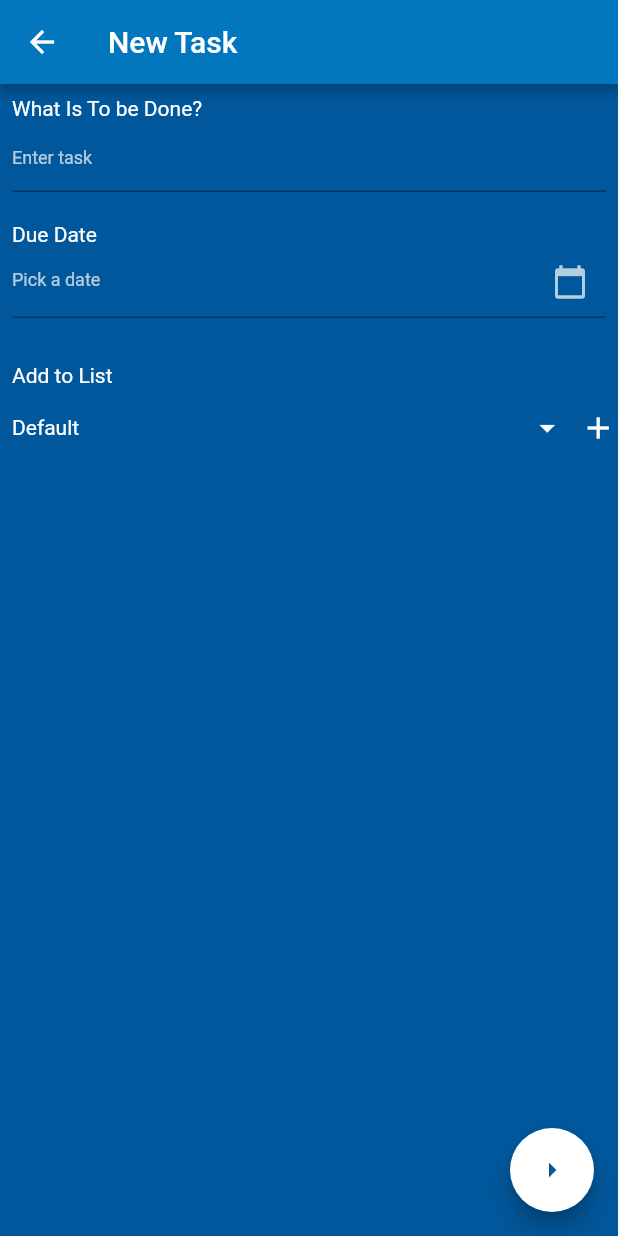
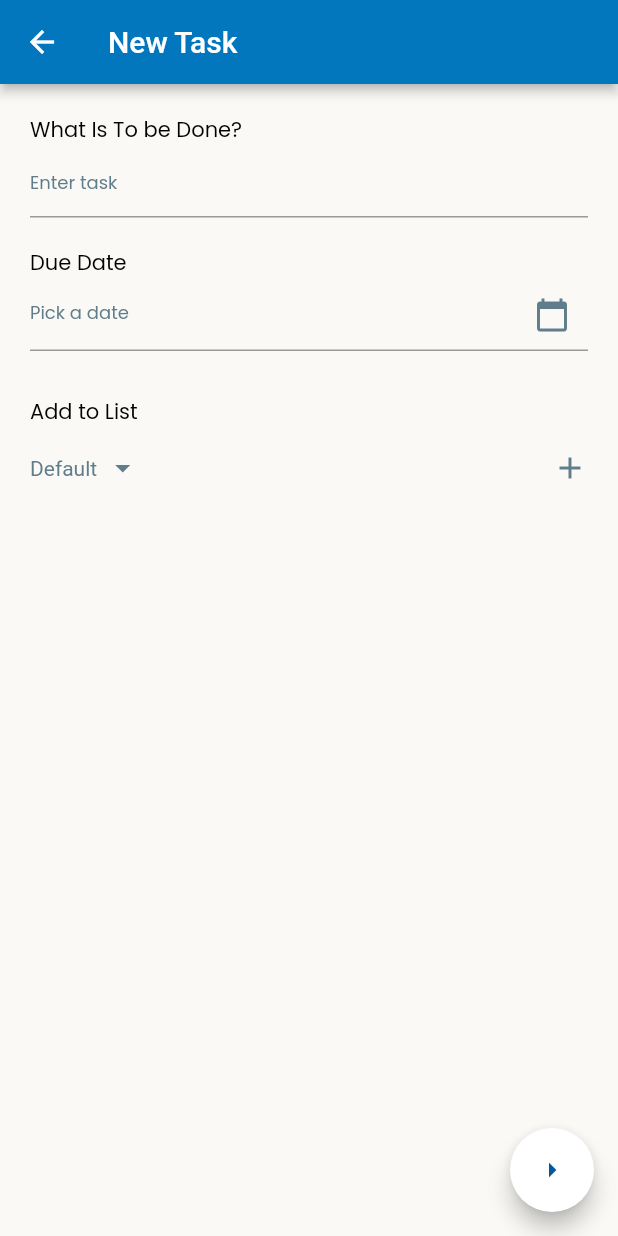
Before and after one commit to Dhruvin1699/Todo, a Flutter app: the screen it shows after launch, after a tap on the "add" icon, on a phone screen of 412 x 824 dp. Run offline on Flutter 3.47's test engine with Material 2 defaults, Android fonts, the light colour scheme and no system bars; our stand-ins replace sqflite; accounts and stored records are empty.

```diff
--- a/lib/Presentation/Screens/homescreen.dart
+++ b/lib/Presentation/Screens/homescreen.dart
@@ -125,6 +125,7 @@ class _TodoAppHomeScreenState extends State<TodoAppHomeScreen> {
 
       ),
      appBar: AppBar(
+       elevation: 0,
          backgroundColor: Color(0xFF0277BD),
         titleSpacing: 0,
         leading: Padding(
@@ -226,7 +227,7 @@ class _TodoAppHomeScreenState extends State<TodoAppHomeScreen> {
         ],
       ),
       bottomNavigationBar: BottomAppBar(
-        color: Color(0xFF0277BD),
+         color: Color(0xFF0277BD),
         child: Container(
           height: 60,
           margin: EdgeInsets.symmetric(horizontal: 0),
@@ -261,7 +262,7 @@ class _TodoAppHomeScreenState extends State<TodoAppHomeScreen> {
         ),
       ),
       body: Container(
-         color:Color(0xFF01579B),
+         color:Color(	0xFFFAF9F6),
         child: Column(
 
           children: <Widget>[
@@ -368,7 +369,7 @@ class _TodoAppHomeScreenState extends State<TodoAppHomeScreen> {
                       decoration: BoxDecoration(
                         border: Border.all(color: Colors.transparent),
                         borderRadius: BorderRadius.circular(8.0),
-                        color: Color(0xFF288D1)
+                        color: Colors.white
 
                       ),
                       child: Column(
@@ -379,18 +380,18 @@ class _TodoAppHomeScreenState extends State<TodoAppHomeScreen> {
                             children: [
                               Text(
                                 task.task,
-                                style: TextStyle(fontSize: 18, fontWeight: FontWeight.bold, color: Colors.white),
+                                style: TextStyle(fontSize: 18, fontWeight: FontWeight.bold, color: Colors.black,fontFamily: 'Poppins'),
                               ),
                               Text(
                                 task.date,
-                                style: TextStyle(fontSize: 14, color: Colors.white),
+                                style: TextStyle(fontSize: 14, color: Colors.blueGrey,fontFamily: 'Poppins'),
                               ),
                             ],
                           ),
                           SizedBox(height: 10),
                           Text(
                             task.selectedItem,
-                            style: TextStyle(fontSize: 16, color: Colors.white70),
+                            style: TextStyle(fontSize: 16, color: Colors.green,),
                           ),
                         ],
                       ),
@@ -406,31 +407,7 @@ class _TodoAppHomeScreenState extends State<TodoAppHomeScreen> {
     ),
 
 
-            // Container(
-            //   height: 60,
-            //   decoration: BoxDecoration(
-            //     border: Border.all(color: Colors.grey), // Border line color
-            //     borderRadius: BorderRadius.circular(8),
-            //   ),
-            //   margin: EdgeInsets.all(16),
-            //   child: Padding(
-            //     padding: const EdgeInsets.all(8.0),
-            //     child: TextField(
-            //       controller: _textFieldController,
-            //
-            //       decoration: InputDecoration(
-            //         hintText: 'Enter your text',hintStyle: TextStyle(fontSize: 10,color: Colors.white), // Hint text
-            //         enabledBorder: UnderlineInputBorder(
-            //           borderSide: BorderSide(color: Colors.white), // Manually set the underline color to white
-            //         ),
-            //         focusedBorder: UnderlineInputBorder(
-            //           borderSide: BorderSide(color: Colors
-            //               .white), // Underline decoration without boxes
-            //         ),
-            //       ),
-            //     ),
-            //   ),
-            // )
+
           ],
         ),
       ),
--- a/lib/Presentation/Screens/tas.dart
+++ b/lib/Presentation/Screens/tas.dart
@@ -137,8 +137,7 @@ class _TaskState extends State<Task> {
 
   @override
   Widget build(BuildContext context) {
-    bool showSaveButton = isEditing; // Show save button only when editing an existing task
-    bool showFloatingButton = !isEditing;
+
 
     return Scaffold(
       floatingActionButton: widget.isEdit
@@ -153,42 +152,54 @@ class _TaskState extends State<Task> {
         leading: IconButton(
           icon: Icon(Icons.arrow_back, color: Colors.white),
           onPressed: () {
-            // Handle back button press
+            Navigator.pop(context);
           },
         ),
         title: Text(
           _screenTitle,
           style: TextStyle(color: Colors.white),
         ),
-        actions: <Widget>[widget.isEdit?
 
-            ElevatedButton(
-              onPressed: _onSaveButtonPressed,
-              child: Text('Save', style: TextStyle(color: Colors.black)),
-              style: ElevatedButton.styleFrom(primary: Colors.transparent,elevation: 0),
-            ):SizedBox.shrink(),
+        actions: <Widget>[
+          widget.isEdit
+              ? GestureDetector(
+            onTap: _onSaveButtonPressed, // Handle save action
+            child: Padding(
+              padding: const EdgeInsets.all(13.0),
+              child: Image.asset(
+                'images/icons8-save-button-64.png', // Image asset path
+                width: 35, // Set image width
+                height: 54, // Set image height
+                color: Colors.white, // Set image color
+              ),
+            ),
+          )
+              : SizedBox.shrink(),
         ],
       ),
         body: Container(
-          color:Color(0xFF01579B),
+          height: double.maxFinite,
+          width: double.infinity,
+          color:Color(	0xFFFAF9F6),
           child: Padding(
-            padding: const EdgeInsets.all(8.0),
+            padding: const EdgeInsets.all(20.0),
             child: Column(
               children: [
                 Row(
                   children: [
                     Text('What Is To be Done?',style: TextStyle(
-                      color: Colors.white
+                      color: Colors.black, fontFamily: 'Poppins',
                     ),),
                   ],
                 ),
                 TextField(
                   controller: _taskController,
+                  style: TextStyle(color: Colors.blueGrey),
                   decoration: InputDecoration(
                     hintText: 'Enter task',
                     hintStyle: TextStyle(
-                      color: Colors.white70,
-                      fontSize: 12
+                      color: Colors.blueGrey,
+                      fontSize: 12, fontFamily: 'Poppins',
 
                     ),
                     border: UnderlineInputBorder(
@@ -199,7 +210,7 @@ class _TaskState extends State<Task> {
                 SizedBox(height: 20), // Add some space between widgets
                 Row(
                   children: [
-                    Text('Due Date',style: TextStyle(color: Colors.white),),
+                    Text('Due Date',style: TextStyle(color: Colors.black, fontFamily: 'Poppins',),),
                   ],
                 ),
                 GestureDetector(
@@ -214,7 +225,7 @@ class _TaskState extends State<Task> {
 
                     if (pickedDate != null) {
                       // Handle picked date and format it
-                      String formattedDate = DateFormat('yyyy-MM-dd').format(pickedDate);
+                      String formattedDate = DateFormat('MM-dd-yyyy').format(pickedDate);
                       setState(() {
                         _dateController.text = formattedDate;
                       });
@@ -223,15 +234,16 @@ class _TaskState extends State<Task> {
                   child: AbsorbPointer(
                     child: TextField(
                       controller: _dateController,
+                      style: TextStyle(color: Colors.blueGrey),
                       decoration: InputDecoration(
                         hintText: 'Pick a date',
                         hintStyle: TextStyle(
-                            color: Colors.white70,
-                            fontSize: 12
+                            color: Colors.blueGrey,
+                            fontSize: 12, fontFamily: 'Poppins',
 
                         ),
                         border: UnderlineInputBorder(),
-                        suffixIcon: Icon(Icons.calendar_today,color: Colors.white70,),
+                        suffixIcon: Icon(Icons.calendar_today,color: Colors.blueGrey,),
                       ),
                     ),
                   ),
@@ -240,7 +252,7 @@ class _TaskState extends State<Task> {
 
                 Row(
                   children: [
-                    Text('Add to List',style: TextStyle(color: Colors.white),),
+                    Text('Add to List',style: TextStyle(color: Colors.black, fontFamily: 'Poppins',),),
                   ],
                 ),
                 SizedBox(height: 15,),
@@ -306,9 +318,9 @@ class _CustomDropdownState extends State<CustomDropdown> {
           },
           child: Row(
             children: [
-              Text(widget.selectedItem,style: TextStyle(color: Colors.white),),
-              SizedBox(width: 300,),
-              Icon(Icons.arrow_drop_down,color: Colors.white,),
+              Text(widget.selectedItem,style: TextStyle(color: Colors.blueGrey),),
+              SizedBox(width: 5,),
+              Icon(Icons.arrow_drop_down,color: Colors.blueGrey,),
             ],
           ),
         ),
@@ -318,7 +330,7 @@ class _CustomDropdownState extends State<CustomDropdown> {
           onTap: () {
             _showAddItemDialog(context);
           },
-          child: Icon(Icons.add,color: Colors.white,),
+          child: Icon(Icons.add,color: Colors.blueGrey,),
         ),
       ],
     );
@@ -342,11 +354,12 @@ class _CustomDropdownState extends State<CustomDropdown> {
     final List<PopupMenuEntry<String>> popupItems = widget.items.map((
         String item) {
       return PopupMenuItem<String>(
+
          value: item,
         child: Padding(
           padding: EdgeInsets.only(left: 16.0),
           // Add left padding to create a gap between icon and text
-          child: Text(item),
+          child: Text(item,style: TextStyle(color: Colors.blueGrey),),
         ),
       );
     }).toList();
@@ -368,22 +381,23 @@ class _CustomDropdownState extends State<CustomDropdown> {
       builder: (BuildContext context) {
         return AlertDialog(
 
-          title: Text('Add New Item',style: TextStyle(    color:Color(0xFF01579B),),),
+          title: Text('Add New Item',style: TextStyle(    color:Color(0xFF01579B), fontFamily: 'Poppins',),),
           content: TextField(
             controller: _addItemController,
+
             decoration: InputDecoration(
               hintText: 'Enter new item',
             ),
           ),
           actions: <Widget>[
             TextButton(
-              child: Text('Cancel',style: TextStyle(    color:Color(0xFF01579B),),),
+              child: Text('Cancel',style: TextStyle(    color:Color(0xFF01579B), fontFamily: 'Poppins',),),
               onPressed: () {
                 Navigator.of(context).pop();
               },
             ),
             TextButton(
-              child: Text('Add',style: TextStyle(    color:Color(0xFF01579B),),),
+              child: Text('Add',style: TextStyle(    color:Color(0xFF01579B), fontFamily: 'Poppins',),),
               onPressed: () async {
                 String newItem = _addItemController.text;
                 if (newItem.isNotEmpty) {
```
Also changed, not shown: lib/Presentation/Screens/tasklist.dart (+5 -5 lines), pubspec.yaml (+7 -0 lines), 22 other files.
